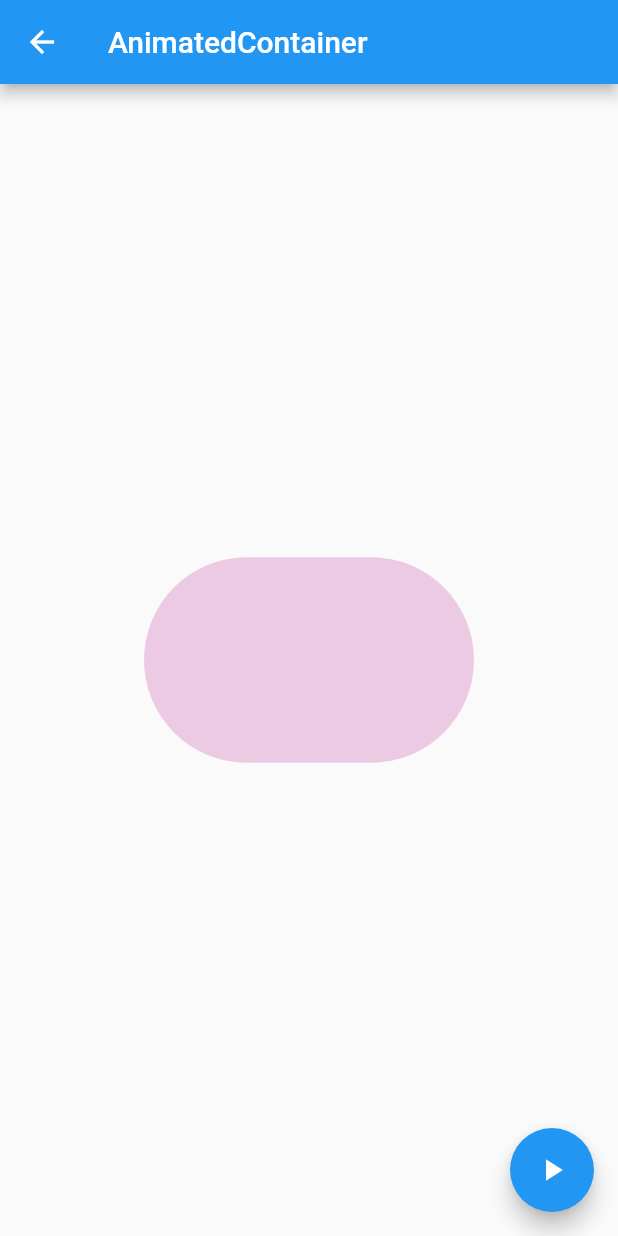
After one commit to Aqudi/Flutter-Cookbook, a Flutter app: the MyAnimatedContainer screen opened directly, after a tap on the "play arrow" icon, on a phone screen of 412 x 824 dp. The commit adds this screen. Run offline on Flutter 3.47's test engine with Material 2 defaults, Android fonts, the phone set to English and light mode, and no system bars; our stand-ins replace fluttertoast; network calls fail.

Commit message:
Create example of AnimatedContainer

```diff
--- a/lib/main.dart
+++ b/lib/main.dart
@@ -1,4 +1,5 @@
 import 'package:flutter/material.dart';
+import 'package:flutterexamples/pages/MyAnimatedContainer.dart';
 import 'package:flutterexamples/pages/Navigator/pushNamed.dart';
 import 'package:flutterexamples/pages/Navigator/pushNamed_with_arguments.dart';
 import 'package:flutterexamples/pages/Navigator/push_pop.dart';
@@ -27,7 +28,6 @@ class MyApp extends StatelessWidget {
         ExtractArgumentsPage.routeName: (context) => ExtractArgumentsPage()
       },
 
-
       // pushNamed Arguments 전달 방법2: onGenerateRoute 에서 Route 할 때 추출
       // ignore: missing_return
       onGenerateRoute: (settings) {
@@ -40,17 +40,15 @@ class MyApp extends StatelessWidget {
           Object arguments // 인자들
         })
         */
-        if(settings.name == PassArgumentsPage.routeName) {
+        if (settings.name == PassArgumentsPage.routeName) {
           final Arguments args = settings.arguments;
 
-          return MaterialPageRoute(
-            builder: (context) {
+          return MaterialPageRoute(builder: (context) {
             return PassArgumentsPage(
               title: args.title,
               message: args.message,
             );
-            }
-          );
+          });
         }
       },
 
@@ -69,6 +67,8 @@ class HomePage extends StatelessWidget {
     PushPopPage(),
     PushNamedPage(),
     PushNamedWithArguments(),
+    MyAnimatedContainer(),
+
   ];
 
   @override
@@ -157,6 +157,13 @@ class HomePage extends StatelessWidget {
               thickness: 3.0,
             ),
             ListTile(
+              title: Text('AnimatedContainer'),
+              onTap: () {
+                Navigator.of(context).push(MaterialPageRoute(
+                    builder: (context) => _pages[4]));
+              },
+            ),
+            ListTile(
                 leading: Icon(Icons.close),
                 title: Text('Close drawer'),
                 onTap: () {
--- /dev/null
+++ b/lib/pages/MyAnimatedContainer.dart
@@ -0,0 +1,47 @@
+import 'dart:math';
+
+import 'package:flutter/material.dart';
+
+class MyAnimatedContainer extends StatefulWidget {
+  @override
+  _MyAnimatedContainerState createState() => _MyAnimatedContainerState();
+}
+
+class _MyAnimatedContainerState extends State<MyAnimatedContainer> {
+  double _width = 50;
+  double _height = 50;
+  Color _color = Colors.green;
+  BorderRadius _borderRadius = BorderRadius.circular(8);
+
+  @override
+  Widget build(BuildContext context) {
+    return Scaffold(
+      appBar: AppBar(
+        title: Text('AnimatedContainer'),
+      ),
+      body: Center(
+        child: AnimatedContainer(
+          width: _width,
+          height: _height,
+          decoration: BoxDecoration(color: _color, borderRadius: _borderRadius),
+          duration: Duration(seconds: 1),
+          curve: Curves.fastOutSlowIn,
+        ),
+      ),
+      floatingActionButton: FloatingActionButton(
+        onPressed: () {
+          setState(() {
+            final random = Random();
+            _width = random.nextInt(300).toDouble();
+            _height = random.nextInt(300).toDouble();
+            _color = Color.fromRGBO(random.nextInt(256), random.nextInt(256),
+                random.nextInt(256), random.nextDouble());
+            _borderRadius =
+                BorderRadius.circular(random.nextInt(100).toDouble());
+          });
+        },
+        child: Icon(Icons.play_arrow),
+      ),
+    );
+  }
+}
```
Lines whose indentation alone changed are shown as unchanged.
